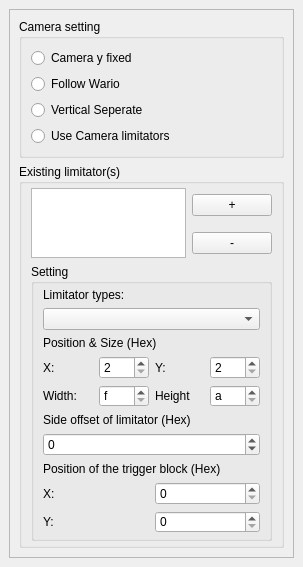
First picture: the form in DockWidget/CameraControlDockWidget.ui, repository wario-land/WL4Editor, before the edit.
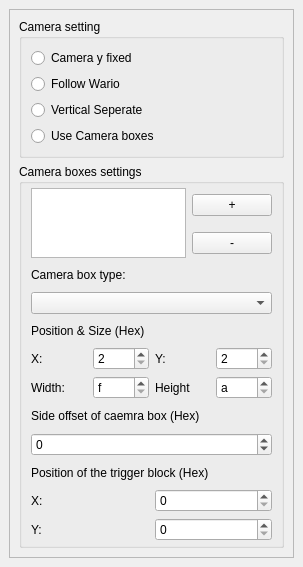
Second picture: the form after the edit.

Patch:
```diff
--- a/DockWidget/CameraControlDockWidget.ui
+++ b/DockWidget/CameraControlDockWidget.ui
@@ -18,8 +18,14 @@
   </property>
   <widget class="QWidget" name="dockWidgetContents">
    <layout class="QVBoxLayout" name="verticalLayout_3">
+    <property name="sizeConstraint">
+     <enum>QLayout::SetMaximumSize</enum>
+    </property>
     <item>
      <widget class="QScrollArea" name="scrollArea">
+      <property name="sizeAdjustPolicy">
+       <enum>QAbstractScrollArea::AdjustToContents</enum>
+      </property>
       <property name="widgetResizable">
        <bool>true</bool>
       </property>
@@ -27,14 +33,23 @@
        <property name="geometry">
         <rect>
          <x>0</x>
-         <y>-4</y>
+         <y>-7</y>
          <width>269</width>
-         <height>532</height>
+         <height>550</height>
         </rect>
        </property>
        <layout class="QVBoxLayout" name="verticalLayout_5">
+        <property name="sizeConstraint">
+         <enum>QLayout::SetMaximumSize</enum>
+        </property>
         <item>
          <widget class="QGroupBox" name="CameraSetting_groupBox">
+          <property name="sizePolicy">
+           <sizepolicy hsizetype="Preferred" vsizetype="Minimum">
+            <horstretch>0</horstretch>
+            <verstretch>0</verstretch>
+           </sizepolicy>
+          </property>
           <property name="title">
            <string>Camera setting</string>
           </property>
@@ -63,7 +78,7 @@
            <item>
             <widget class="QRadioButton" name="UseCameraLimitators_radioButton">
              <property name="text">
-              <string>Use Camera limitators</string>
+              <string>Use Camera boxes</string>
              </property>
             </widget>
            </item>
@@ -72,8 +87,14 @@
         </item>
         <item>
          <widget class="QGroupBox" name="ExistingLimitators_groupBox">
+          <property name="sizePolicy">
+           <sizepolicy hsizetype="Preferred" vsizetype="Expanding">
+            <horstretch>0</horstretch>
+            <verstretch>0</verstretch>
+           </sizepolicy>
+          </property>
           <property name="title">
-           <string>Existing limitator(s)</string>
+           <string>Camera boxes settings</string>
           </property>
           <layout class="QVBoxLayout" name="verticalLayout_2">
            <property name="topMargin">
@@ -104,25 +125,10 @@
             </layout>
            </item>
            <item>
-            <widget class="QGroupBox" name="LimitatorSetting_groupBox">
-             <property name="minimumSize">
-              <size>
-               <width>0</width>
-               <height>250</height>
-              </size>
-             </property>
-             <property name="title">
-              <string>Setting</string>
-             </property>
-             <layout class="QVBoxLayout" name="verticalLayout_4">
-              <property name="topMargin">
-               <number>4</number>
-              </property>
-              <property name="bottomMargin">
-               <number>4</number>
-              </property>
-              <item>
                <layout class="QVBoxLayout" name="verticalLayout_LimitatorSetting">
+             <property name="sizeConstraint">
+              <enum>QLayout::SetMaximumSize</enum>
+             </property>
                 <property name="topMargin">
                  <number>0</number>
                 </property>
@@ -132,7 +138,7 @@
                 <item>
                  <widget class="QLabel" name="label_LimitatorTypes">
                   <property name="text">
-                   <string>Limitator types:</string>
+                <string>Camera box type:</string>
                   </property>
                  </widget>
                 </item>
@@ -236,7 +242,7 @@
                 <item>
                  <widget class="QLabel" name="label_sideoffset">
                   <property name="text">
-                   <string>Side offset of limitator (Hex)</string>
+                <string>Side offset of caemra box (Hex)</string>
                   </property>
                  </widget>
                 </item>
@@ -299,9 +305,6 @@
                  </layout>
                 </item>
                </layout>
-              </item>
-             </layout>
-            </widget>
            </item>
           </layout>
          </widget>
```
Lines whose indentation alone changed are shown as unchanged.
